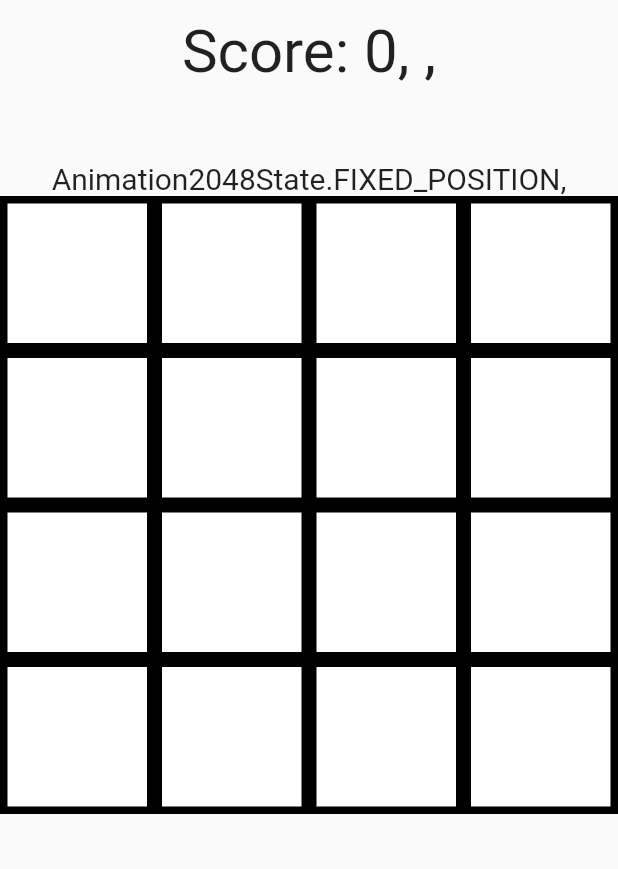
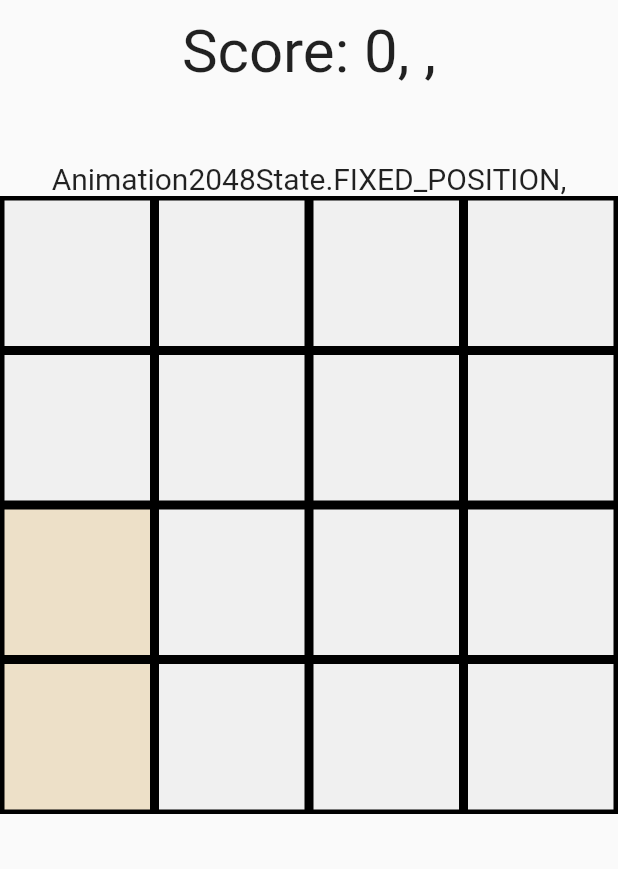
Before and after one commit to Combo1/GCA, a Flutter app: the screen it shows after launch, after a tap on "2048", on a phone screen of 412 x 824 dp, the part 59-928 px from its top. Run offline on Flutter 3.47's test engine with Material 2 defaults, Android fonts, the phone set to English and light mode, and no system bars; our stand-ins replace audioplayers, page_transition, shared_preferences, tuple.

Commit message:
added background colors to the tiles, added score counter

```diff
--- a/lib/2048Screen.dart
+++ b/lib/2048Screen.dart
@@ -24,7 +24,7 @@ enum _Direction{
   LEFT, RIGHT, UP, DOWN,
 }
 
-//TODO add score
+
 class _Game2048State extends State<Game2048Screen> with TickerProviderStateMixin{
 
   final int rowSize;
@@ -32,10 +32,12 @@ class _Game2048State extends State<Game2048Screen> with TickerProviderStateMixin
   int totalSize;
   bool isGameRunning = true;
 
+  //game stats
   List<int> values;
   List<int> valuesAfter;
   List<bool> isAppearing;
   List<int> targetID;
+  int _score = 0;
 
   bool _isInAnimation = false;
   bool _requireTextUpdate = false;
@@ -46,6 +48,7 @@ class _Game2048State extends State<Game2048Screen> with TickerProviderStateMixin
   double _offsetY = 0.0;
   String _resultSwipe = '';
   Random _random = Random();
+  //for the animation
   Animation2048State _currentState = Animation2048State.FIXED_POSITION;
 
 
@@ -218,7 +221,7 @@ class _Game2048State extends State<Game2048Screen> with TickerProviderStateMixin
   //later, check for game over event
   void moveTilesEvent(_Direction x){
     //if move did not change tiles, then mark move as invalid
-    Tuple3 nextState = getNextState(x, values);
+    Tuple4 nextState = getNextState(x, values);
     //check if moved, dont apply next state if state didn't change
     if(isSameState(values, nextState.item1)){
       print('no change occured, IsGameActive: $isGameRunning');
@@ -228,6 +231,7 @@ class _Game2048State extends State<Game2048Screen> with TickerProviderStateMixin
       //continue and apply event changes
       print('Target: ${nextState.item2}');
       targetID = nextState.item2;
+      _score += nextState.item4;
       //add new random tile to state
       Tuple2 stateAfterPlacement = placeRandomTile(nextState.item1);
       valuesAfter = stateAfterPlacement.item1;
@@ -247,10 +251,11 @@ class _Game2048State extends State<Game2048Screen> with TickerProviderStateMixin
 
 
   //applies swipe on current state and returns changes
-  Tuple3 getNextState(_Direction x, List<int> currentState){
+  Tuple4 getNextState(_Direction x, List<int> currentState){
     List<int> stateAfter = List.filled(totalSize, 0);
     List<int> targetID = List.filled(totalSize, 0);
     List<bool> hasMerged = List.filled(totalSize, false);
+    int _scoreIncrease = 0;
     //TODO combine vertical and horizontal procedure
     if(x == _Direction.DOWN || x == _Direction.UP){
       //manipulate all entries in the same column
@@ -274,6 +279,7 @@ class _Game2048State extends State<Game2048Screen> with TickerProviderStateMixin
               //mergable field and current value can merge, move indexMarker to next field
               print('Merge possible');
               stateAfter[toIndex(i, indexMarker)] = 2 * stateAfter[toIndex(i, indexMarker)]; //double value
+              _scoreIncrease += stateAfter[toIndex(i, indexMarker)]; //add value to scoreIncrease
               targetID[toIndex(i, l)] = toIndex(i, indexMarker);
               hasMerged[toIndex(i, indexMarker)] = true; //this value is a merged value
               indexMarker += step;
@@ -311,6 +317,7 @@ class _Game2048State extends State<Game2048Screen> with TickerProviderStateMixin
               //mergable field and current value can merge, move indexMarker to next field
               //print('Merge possible');
               stateAfter[toIndex(indexMarker, l)] = 2 * stateAfter[toIndex(indexMarker, l)]; //double value
+              _scoreIncrease += stateAfter[toIndex(indexMarker, l)]; //add value to scoreIncrease
               targetID[toIndex(i, l)] = toIndex(indexMarker, l);
               hasMerged[toIndex(indexMarker, l)] = true; //this value is a merged value
               indexMarker += step;
@@ -324,7 +331,7 @@ class _Game2048State extends State<Game2048Screen> with TickerProviderStateMixin
         }
       }
     }
-    return Tuple3(stateAfter, targetID, hasMerged);
+    return Tuple4(stateAfter, targetID, hasMerged, _scoreIncrease);
   }
 
   //compares two states on equal values
@@ -442,7 +449,7 @@ class _Game2048State extends State<Game2048Screen> with TickerProviderStateMixin
           child: Column(children: [
           Padding(
             padding: EdgeInsets.only(bottom: 50, top: 50),
-            child: Text('Score: 0, $_resultSwipe,', style: TextStyle(fontSize: 40)),
+            child: Text('Score: $_score, $_resultSwipe,', style: TextStyle(fontSize: 40)),
           ),
             Text('$_currentState,', style: TextStyle(fontSize: 20)),
           FittedBox(alignment: Alignment.center, fit: BoxFit.fitWidth, child:
@@ -467,12 +474,10 @@ class _Game2048State extends State<Game2048Screen> with TickerProviderStateMixin
 
 class Game2048CustomPainter extends CustomPainter{
   _Game2048State _currentState;
-  double _paddingTile = 5;
+  double _paddingTile = 3;
 
-  //TODO animate states APPEARING and MOVING
-  Game2048CustomPainter(this._currentState){
 
-  }
+  Game2048CustomPainter(this._currentState);
 
   @override
   void paint(Canvas canvas, Size size) {
@@ -482,10 +487,17 @@ class Game2048CustomPainter extends CustomPainter{
     //print('${size.width} ${size.height}');
     canvas.drawRect(Rect.fromLTRB(0, 0, size.width, size.height), pB);
     //calculate sizes
-    Paint pW = Paint();
-    pW..color = Colors.white;
+
     double tileWidth = size.width / _currentState.rowSize;
-    //update text content
+    //draw grid
+    if(_currentState._currentState == Animation2048State.MOVING){
+      //draw grid seperately
+      for(int i = 0; i < _currentState.columnSize; i++) {
+        for (int l = 0; l < _currentState.rowSize; l++) {
+          canvas.drawRect(Rect.fromLTWH(toX(i, tileWidth), toY(l, tileWidth), tileWidth - 2 * _paddingTile, tileWidth - 2* _paddingTile), valueToColor(0));
+        }
+      }
+    }
 
 
 
@@ -493,7 +505,22 @@ class Game2048CustomPainter extends CustomPainter{
     for(int i = 0; i < _currentState.columnSize; i++){
       for(int l = 0; l < _currentState.rowSize; l++){
         //print('$i $l: ${toX(i, tileWidth)}, ${toY(l, tileWidth)}; $tileWidth}');
-        canvas.drawRect(Rect.fromLTWH(toX(i, tileWidth), toY(l, tileWidth), tileWidth - 2 * _paddingTile, tileWidth - 2* _paddingTile), pW);
+        if(_currentState._currentState == Animation2048State.MOVING){
+
+          //draw all values in motion
+          int curInd = _currentState.toIndex(i, l);
+          double xTemp = toXMoving(curInd, _currentState.targetID[curInd], 0, _currentState.animationMoving.value, tileWidth) + _paddingTile;
+          double yTemp = toYMoving(curInd, _currentState.targetID[curInd], 0, _currentState.animationMoving.value, tileWidth) + _paddingTile;
+          if(_currentState.values[curInd] != 0){
+            canvas.drawRect(Rect.fromLTWH(xTemp, yTemp, tileWidth - 2 * _paddingTile, tileWidth - 2* _paddingTile), valueToColor(_currentState.values[curInd]));
+          }
+        }else if(_currentState._currentState == Animation2048State.APPEARING){
+          canvas.drawRect(Rect.fromLTWH(toX(i, tileWidth), toY(l, tileWidth), tileWidth - 2 * _paddingTile, tileWidth - 2* _paddingTile), valueToColor(_currentState.values[_currentState.toIndex(i, l)]));
+        }else{
+          //draw value with color
+          canvas.drawRect(Rect.fromLTWH(toX(i, tileWidth), toY(l, tileWidth), tileWidth - 2 * _paddingTile, tileWidth - 2* _paddingTile), valueToColor(_currentState.values[_currentState.toIndex(i, l)]));
+        }
+
 
         //int curInd = _currentState.toIndex(i, l);
         //tp[curInd].paint(canvas, Offset((i+0.5) * tileWidth - tp[curInd].width/2, (l+0.5) * tileWidth - tp[curInd].height/2));
@@ -504,10 +531,15 @@ class Game2048CustomPainter extends CustomPainter{
 
   void updateTextPainterText(Size size, Canvas canvas, double tileWidth){
     List<TextPainter> _tp = List.filled(16, null);
+
+
     for(int i = 0; i < _currentState.columnSize; i++) {
       for (int l = 0; l < _currentState.rowSize; l++) {
         int curInd = _currentState.toIndex(i, l);
         int val = _currentState.values[curInd];
+        if(val == 0){
+          continue;
+        }
         String text = val == 0 ? '': val.toString();
         double _fontSize = 24;
         if(_currentState._currentState == Animation2048State.APPEARING && _currentState.isAppearing[curInd]){
@@ -524,8 +556,8 @@ class Game2048CustomPainter extends CustomPainter{
               (l + 0.5) * tileWidth - _tp[curInd].height / 2));
         }else{
           //moving state, move number
-          double xTemp = toXMoving(curInd, _currentState.targetID[curInd], _currentState.animationMoving.value, tileWidth);
-          double yTemp = toYMoving(curInd, _currentState.targetID[curInd], _currentState.animationMoving.value, tileWidth);
+          double xTemp = toXMoving(curInd, _currentState.targetID[curInd], 0.5, _currentState.animationMoving.value, tileWidth);
+          double yTemp = toYMoving(curInd, _currentState.targetID[curInd], 0.5, _currentState.animationMoving.value, tileWidth);
           _tp[curInd].paint(canvas, Offset(xTemp - _tp[curInd].width / 2,
               yTemp - _tp[curInd].height / 2));
         }
@@ -534,15 +566,62 @@ class Game2048CustomPainter extends CustomPainter{
     }
   }
 
-  double toXMoving(int indexSource, int indexTarget, double progress, double tileWidth){
-    double xSource = (_currentState.toIndexX(indexSource) + 0.5) * tileWidth;
-    double xTarget = (_currentState.toIndexX(indexTarget) + 0.5) * tileWidth;
+  Paint valueToColor(int value){
+    Color c;
+    switch(value) {
+      case 0:
+        c = Color.fromARGB(255, 240, 240, 240);
+        break;
+      case 2:
+        c = Color.fromARGB(255, 238, 228, 218);
+        break;
+      case 4:
+        c = Color.fromARGB(255, 237, 224, 200);
+        break;
+      case 8:
+        c = Color.fromARGB(255, 242, 177, 121);
+        break;
+      case 16:
+        c = Color.fromARGB(255, 245, 149, 99);
+        break;
+      case 32:
+        c = Color.fromARGB(255, 246, 124, 95);
+        break;
+      case 64:
+        c = Color.fromARGB(255, 246, 94, 59);
+        break;
+      case 128:
+        c = Color.fromARGB(255, 237, 207, 114);
+        break;
+      case 256:
+        c = Color.fromARGB(255, 237, 204, 94);
+        break;
+      case 512:
+        c = Color.fromARGB(255, 243, 215, 116);
+        break;
+      case 1024:
+        c = Color.fromARGB(255, 243, 215, 116);
+        break;
+      case 2048:
+        c = Color.fromARGB(255, 243, 215, 116);
+        break;
+      default:
+        c = Color.fromARGB(255, 237, 224, 200);
+    }
+    Paint p = Paint();
+    p..color = c;
+    return p;
+  }
+
+  double toXMoving(int indexSource, int indexTarget, double offset, double progress, double tileWidth){
+    double xSource = (_currentState.toIndexX(indexSource) + offset) * tileWidth;
+    double xTarget = (_currentState.toIndexX(indexTarget) + offset) * tileWidth;
     double diff = xTarget - xSource;
     return xSource + diff * progress;
   }
-  double toYMoving(int indexSource, int indexTarget, double progress, double tileWidth){
-    double ySource = (_currentState.toIndexY(indexSource) + 0.5) * tileWidth;
-    double yTarget = (_currentState.toIndexY(indexTarget) + 0.5) * tileWidth;
+  double toYMoving(int indexSource, int indexTarget, double offset, double progress, double tileWidth){
+    double ySource = (_currentState.toIndexY(indexSource) + offset) * tileWidth;
+    double yTarget = (_currentState.toIndexY(indexTarget) + offset) * tileWidth;
     double diff = yTarget - ySource;
     return ySource + diff * progress;
   }
@@ -557,7 +636,6 @@ class Game2048CustomPainter extends CustomPainter{
 
   @override
   bool shouldRepaint(covariant CustomPainter oldDelegate) {
-    // TODO: implement shouldRepaint
     return _currentState._isInAnimation;
   }
 
```
